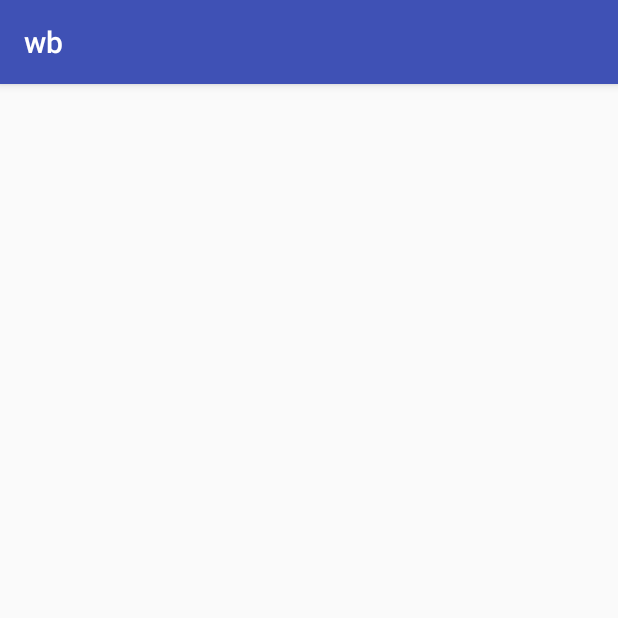
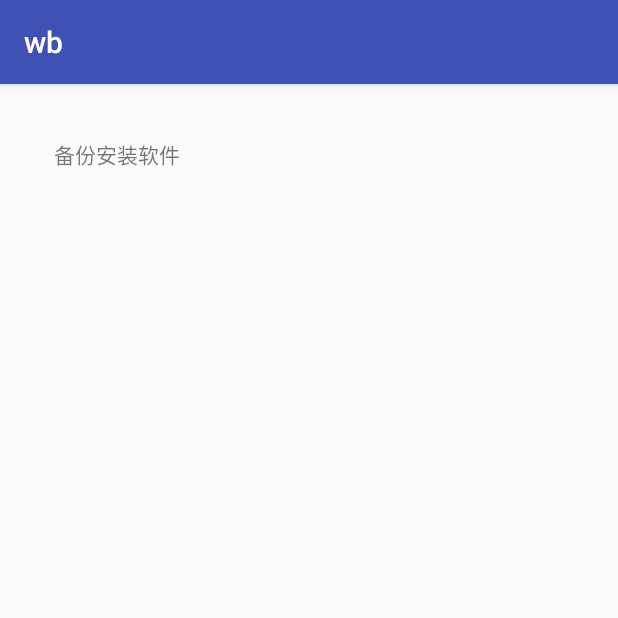
Before and after one commit to R0411G/clyg, an Android app: the screen it shows after launch (MainActivity), on a phone screen of 412 x 824 dp, the top half of it. Run offline under Robolectric (Android 15) with nearby library versions, the phone set to English and light mode, and no system bars.

Commit message:
备份安装软件

```diff
--- a/app/src/main/java/com/kingdown88/wb/MainActivity.java
+++ b/app/src/main/java/com/kingdown88/wb/MainActivity.java
@@ -2,12 +2,31 @@ package com.kingdown88.wb;
 
 import android.os.Bundle;
 import android.support.v7.app.AppCompatActivity;
-import com.kingdown88.wb.R;
+import android.view.View;
+import android.widget.TextView;
 
 public class MainActivity extends AppCompatActivity {
 
   @Override protected void onCreate(Bundle savedInstanceState) {
     super.onCreate(savedInstanceState);
     setContentView(R.layout.activity_main);
+    final BackupApp backupApp = new BackupApp();
+    final TextView tvList = (TextView) findViewById(R.id.tvList);
+
+    findViewById(R.id.tvBtn).setOnClickListener(new View.OnClickListener() {
+      @Override public void onClick(View view) {
+        new Thread(new Runnable() {
+          @Override public void run() {
+            backupApp.updateView(tvList, "Backup Start......");
+            try {
+              backupApp.backupAllUserApp(MainActivity.this, tvList);
+            } catch (Exception e) {
+              e.printStackTrace();
+            }
+            backupApp.updateView(tvList, "Backup Finished!");
+          }
+        }).start();
+      }
+    });
   }
 }
--- a/app/src/main/res/layout/activity_main.xml
+++ b/app/src/main/res/layout/activity_main.xml
@@ -8,4 +8,23 @@
     android:paddingRight="@dimen/activity_horizontal_margin"
     android:paddingTop="@dimen/activity_vertical_margin"
     >
+  <TextView
+      android:id="@+id/tvBtn"
+      android:layout_width="match_parent"
+      android:layout_height="wrap_content"
+      android:layout_margin="20dp"
+      android:text="备份安装软件"
+      />
+  <ScrollView
+      android:layout_width="match_parent"
+      android:layout_height="wrap_content"
+      >
+    <TextView
+        android:id="@+id/tvList"
+        android:layout_width="match_parent"
+        android:layout_height="wrap_content"
+        android:text=""
+        />
+  </ScrollView>
+
 </LinearLayout>
```
Also changed, not shown: app/src/main/java/com/kingdown88/wb/BackupApp.java (added, +94 -0 lines).
